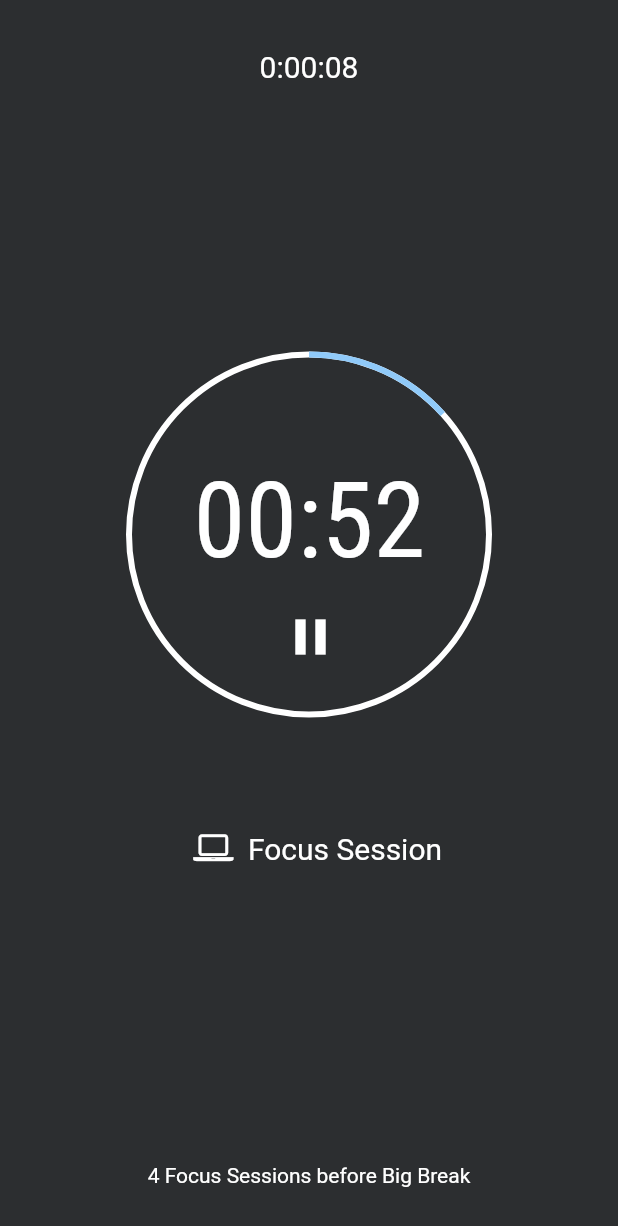
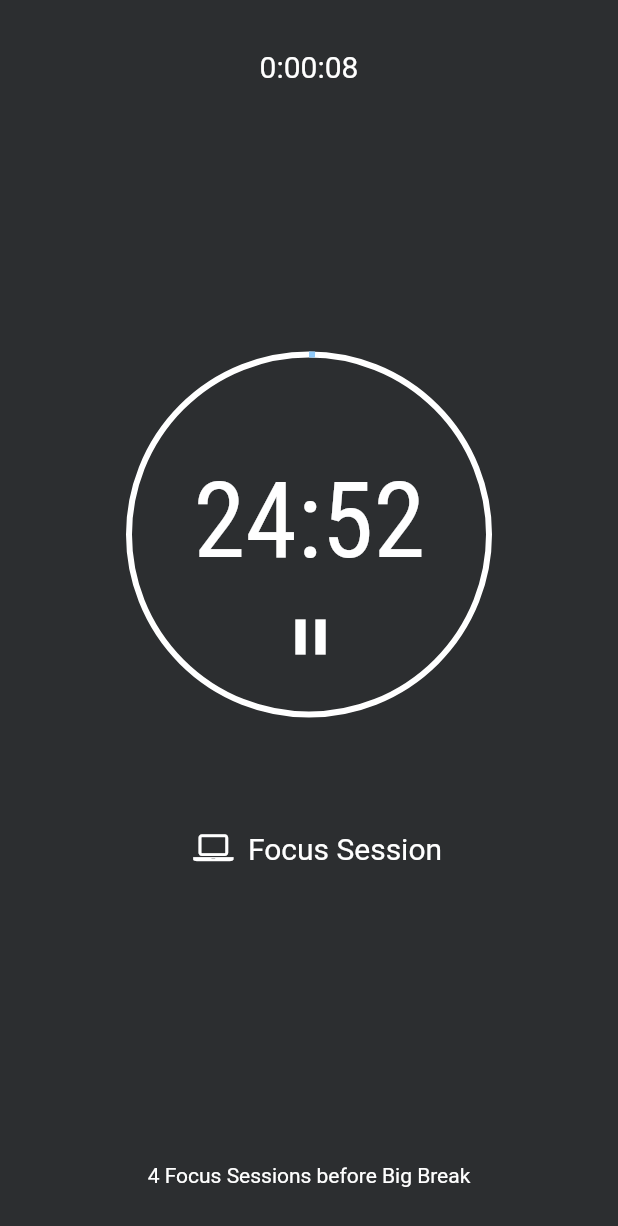
Before and after one commit to richardbonneau/pomodoro_flutter, a Flutter app: the screen it shows after launch, on a phone screen of 412 x 824 dp. Shown: the top 1226 px of the screen. Run offline on Flutter 3.47's test engine with Material 2 defaults, Android fonts, the phone set to English and light mode, and no system bars; our stand-ins replace audioplayers, flutter_local_notifications.

Commit message:
found the issue. redeploying to appstore

```diff
--- a/lib/pages/TimerApp.dart
+++ b/lib/pages/TimerApp.dart
@@ -32,7 +32,7 @@ class TimerAppState extends State<TimerApp> {
 
   String remainingTimeUntilNextPhase = "24:59";
   DateTime phaseStartingTime = DateTime.now();
-  var phaseTimes = {"Focus Session": 1, "Small Break": 5, "Big Break": 30};
+  var phaseTimes = {"Focus Session": 25, "Small Break": 5, "Big Break": 30};
   int currentPhaseIndex = 0;
   int nextPhaseIndex = 1;
   double circularProgress = 0.0;
@@ -103,7 +103,7 @@ class TimerAppState extends State<TimerApp> {
   void initState() {
     super.initState();
 
-    final settingsAndroid = AndroidInitializationSettings('app_icon');
+    final settingsAndroid = AndroidInitializationSettings('icon');
     final settingsIOS = IOSInitializationSettings(
         onDidReceiveLocalNotification: (id, title, body, payload) =>
             onSelectNotification(payload));
```
Also changed, not shown: lib/utils/LocalNotificationHelper.dart (+5 -6 lines).
